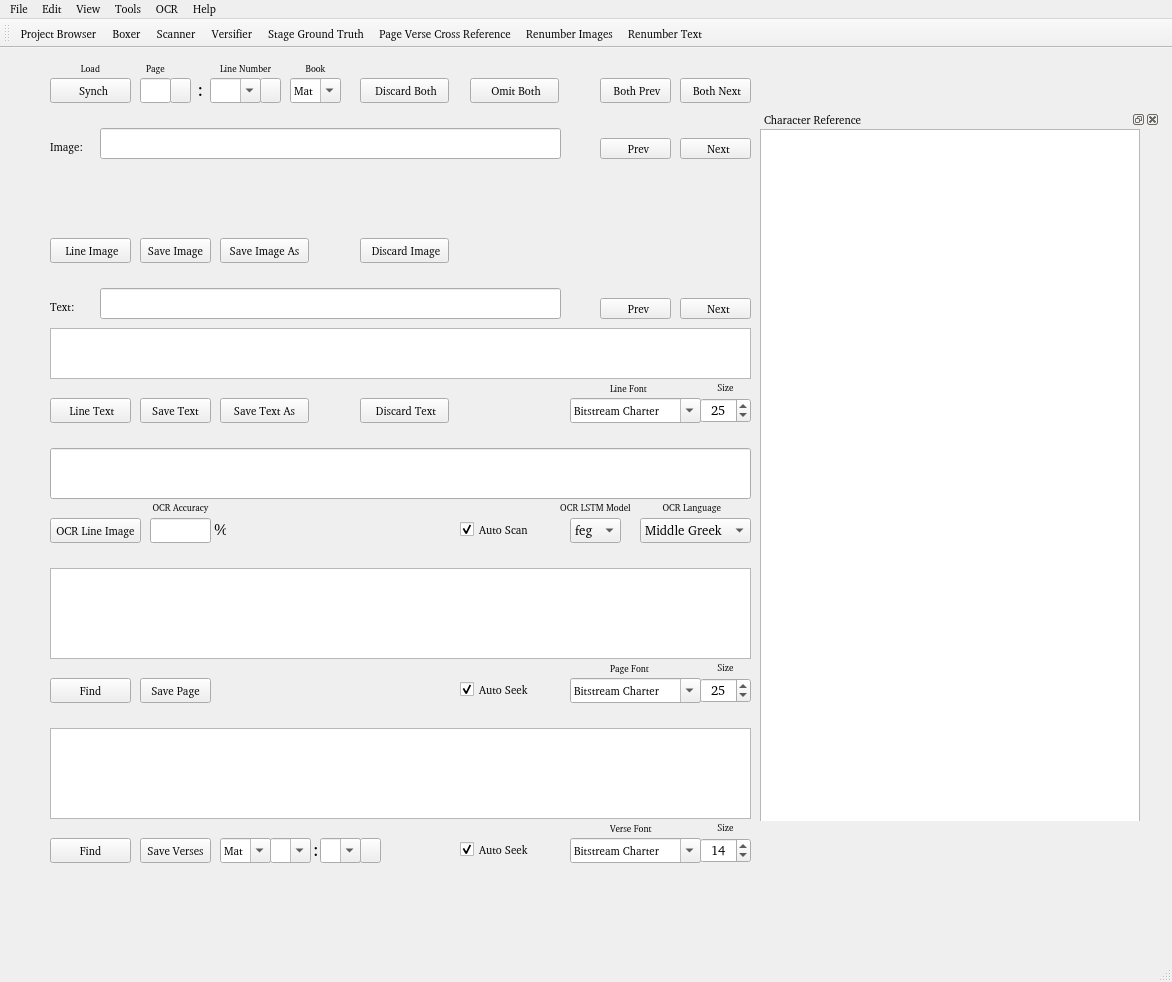
Qt form ViewController/0-MainUI/QtDesignerUI/MyGrounderUI.ui (preachermax/BiblionOCR) before a commit.
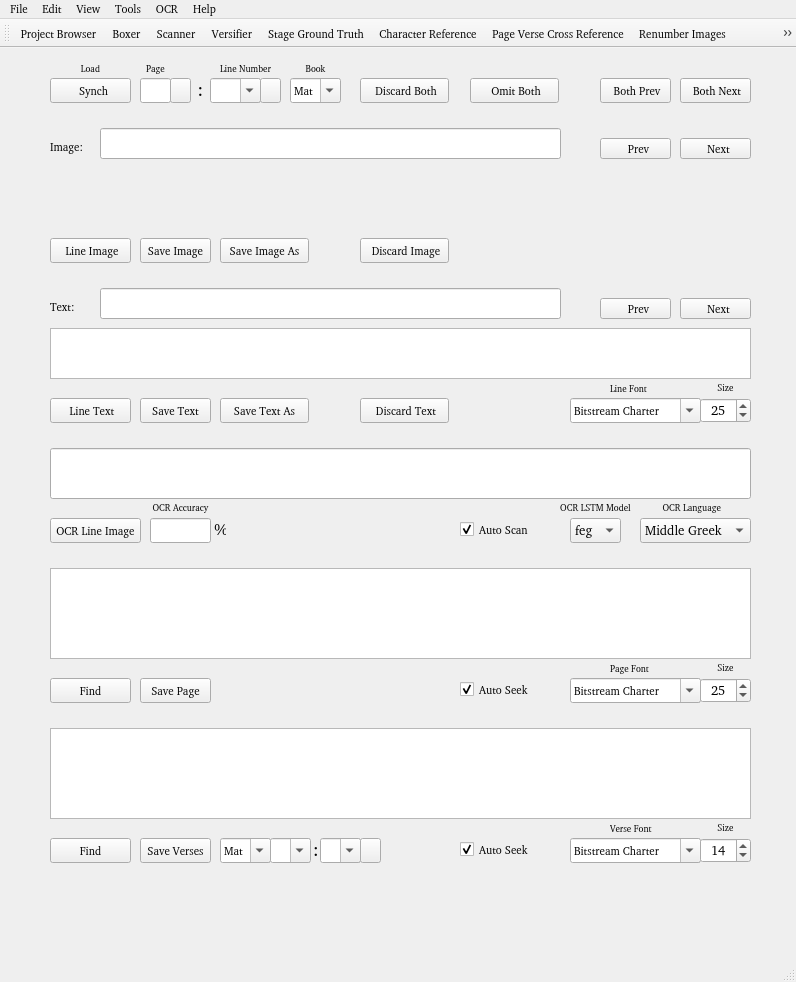
The same form after that commit. Icons and pictures are not drawn.

Commit message: new font tables and Glypher updates

Diff of the .ui file:
```diff
--- a/ViewController/0-MainUI/QtDesignerUI/MyGrounderUI.ui
+++ b/ViewController/0-MainUI/QtDesignerUI/MyGrounderUI.ui
@@ -6,7 +6,7 @@
    <rect>
     <x>0</x>
     <y>0</y>
-    <width>1172</width>
+    <width>796</width>
     <height>982</height>
    </rect>
   </property>
@@ -1519,73 +1519,6 @@
       <normaloff>:/Icons/Icons/disk.png</normaloff>:/Icons/Icons/disk.png</iconset>
     </property>
    </widget>
-   <widget class="QDockWidget" name="dockChrRef">
-    <property name="geometry">
-     <rect>
-      <x>760</x>
-      <y>62</y>
-      <width>400</width>
-      <height>711</height>
-     </rect>
-    </property>
-    <property name="minimumSize">
-     <size>
-      <width>400</width>
-      <height>622</height>
-     </size>
-    </property>
-    <property name="baseSize">
-     <size>
-      <width>200</width>
-      <height>500</height>
-     </size>
-    </property>
-    <property name="floating">
-     <bool>false</bool>
-    </property>
-    <property name="allowedAreas">
-     <set>Qt::RightDockWidgetArea</set>
-    </property>
-    <property name="windowTitle">
-     <string>Character Reference</string>
-    </property>
-    <widget class="QWidget" name="dockChrRefContents">
-     <property name="minimumSize">
-      <size>
-       <width>400</width>
-       <height>600</height>
-      </size>
-     </property>
-     <widget class="QPlainTextEdit" name="ChrRefplainTextEdit">
-      <property name="geometry">
-       <rect>
-        <x>0</x>
-        <y>0</y>
-        <width>380</width>
-        <height>711</height>
-       </rect>
-      </property>
-      <property name="minimumSize">
-       <size>
-        <width>360</width>
-        <height>500</height>
-       </size>
-      </property>
-      <property name="font">
-       <font>
-        <family>FROMVS [MAXR]</family>
-        <pointsize>18</pointsize>
-       </font>
-      </property>
-      <property name="sizeAdjustPolicy">
-       <enum>QAbstractScrollArea::AdjustIgnored</enum>
-      </property>
-      <property name="documentTitle">
-       <string>Character Reference</string>
-      </property>
-     </widget>
-    </widget>
-   </widget>
    <widget class="QSpinBox" name="PagefontSizeBox">
     <property name="geometry">
      <rect>
@@ -1972,8 +1905,8 @@
     <rect>
      <x>0</x>
      <y>0</y>
-     <width>1172</width>
-     <height>19</height>
+     <width>796</width>
+     <height>17</height>
     </rect>
    </property>
    <widget class="QMenu" name="menuFile">
@@ -2043,6 +1976,7 @@
    <addaction name="actionScanner"/>
    <addaction name="actionVersifier"/>
    <addaction name="actionStage_Ground_Truth"/>
+   <addaction name="actionCharacter_Reference"/>
    <addaction name="actionPage_Verse_Cross_Reference"/>
    <addaction name="actionRenumber_Images"/>
    <addaction name="actionRenumber_Text"/>
@@ -2176,6 +2110,15 @@
     <string>Stage Ground Truth</string>
    </property>
   </action>
+  <action name="actionCharacter_Reference">
+   <property name="icon">
+    <iconset resource="../UI_Icons.qrc">
+     <normaloff>:/Icons/Icons/BiblionGlypher.png</normaloff>:/Icons/Icons/BiblionGlypher.png</iconset>
+   </property>
+   <property name="text">
+    <string>Character Reference</string>
+   </property>
+  </action>
  </widget>
  <resources>
   <include location="../UI_Icons.qrc"/>
```
Left out of the diff: 1 changed line with no effect on the pictures. The commit also changes 109 other files.
